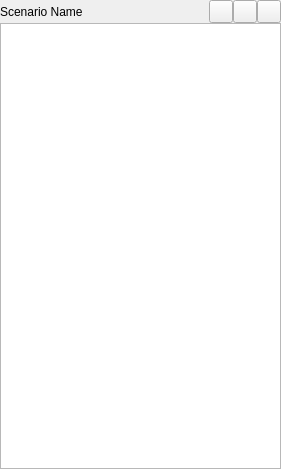
Qt form src/bin/scenarist-mobile/UserInterfaceLayer/Scenario/ScenarioNavigatorView.ui (dimkanovikov/KITScenarist) before a commit.
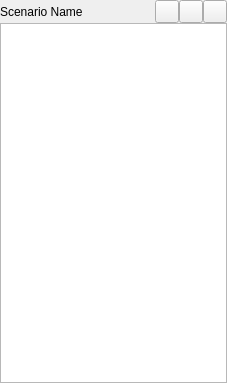
The same form after that commit. Icons and pictures are not drawn. Custom widgets are drawn as their Qt base class.

Diff of the .ui file:
```diff
--- a/src/bin/scenarist-mobile/UserInterfaceLayer/Scenario/ScenarioNavigatorView.ui
+++ b/src/bin/scenarist-mobile/UserInterfaceLayer/Scenario/ScenarioNavigatorView.ui
@@ -6,8 +6,8 @@
    <rect>
     <x>0</x>
     <y>0</y>
-    <width>281</width>
-    <height>469</height>
+    <width>227</width>
+    <height>383</height>
    </rect>
   </property>
   <property name="windowTitle">
```
Left out of the diff: 1 changed line with no effect on the pictures.
